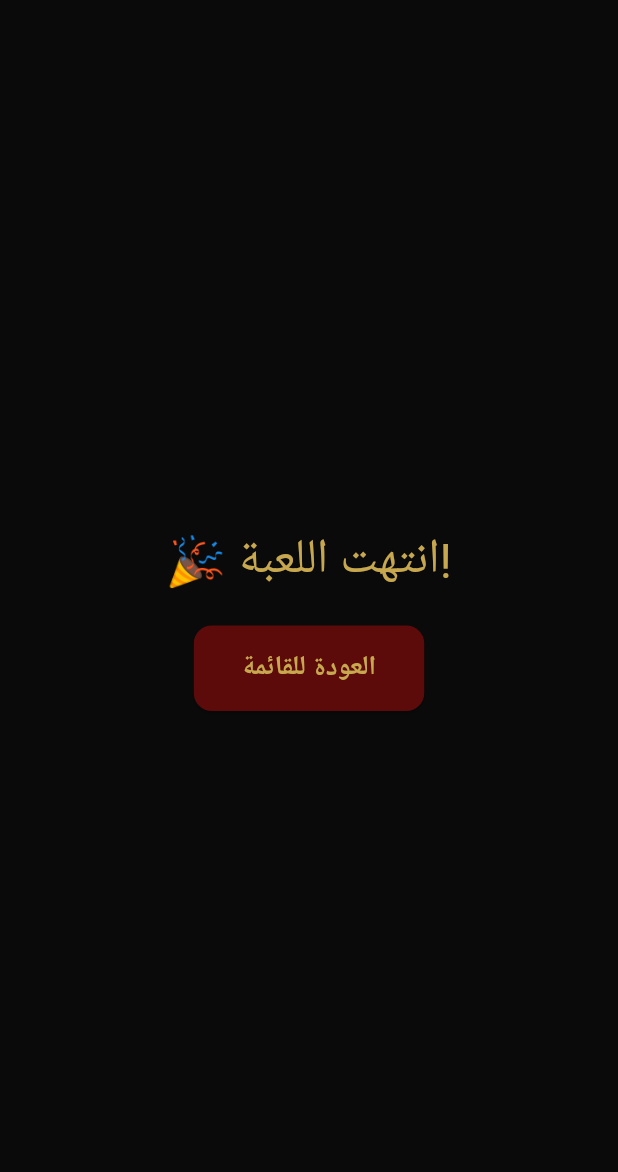
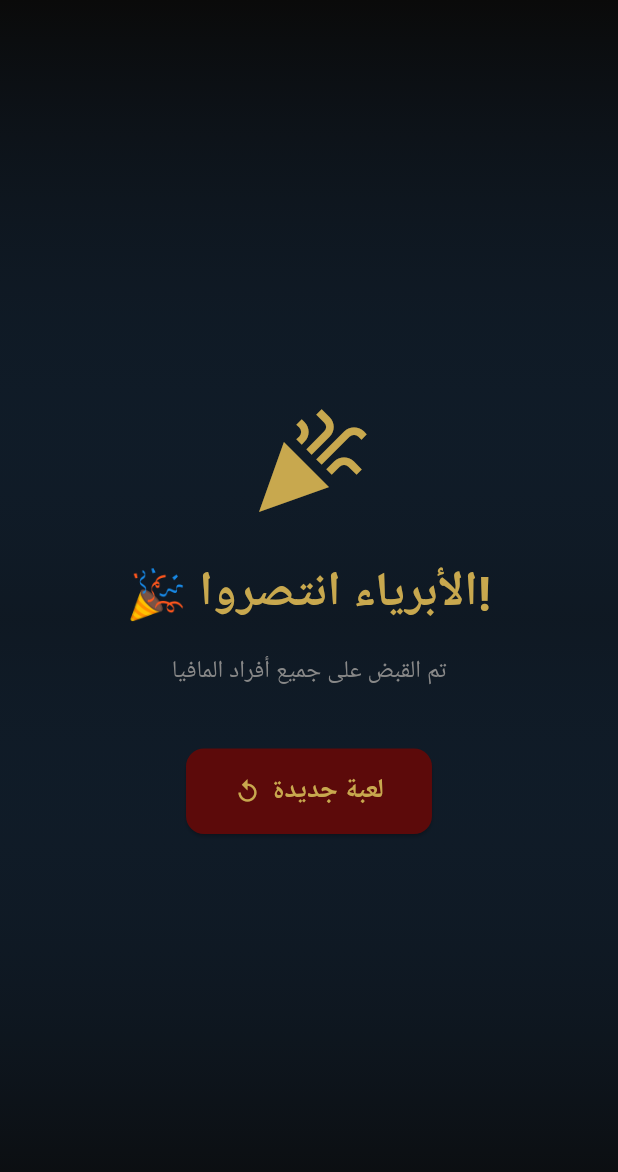
Before and after one commit to youssef0adel/Meen-Fena-, a Flutter app: the EndgameScreen screen opened by its route, on a phone screen of 412 x 824 dp. Shown: the top 1172 px of the screen. Run offline on Flutter 3.47's test engine with Material 3 defaults, Android fonts, the light colour scheme and no system bars; our stand-ins replace shared_preferences; accounts and stored records are empty; project files that could hold a hidden picture were left out.

Commit message:
Add Flutter structure19

```diff
--- a/lib/presentation/screens/endgame_screen.dart
+++ b/lib/presentation/screens/endgame_screen.dart
@@ -1,29 +1,81 @@
 import 'package:flutter/material.dart';
+import 'package:provider/provider.dart';
 import '../../core/theme/app_theme.dart';
+import '../providers/game_provider.dart';
 
 class EndgameScreen extends StatelessWidget {
   const EndgameScreen({super.key});
 
   @override
   Widget build(BuildContext context) {
+    final gameProvider = context.watch<GameProvider>();
+    final mafiaAlive = gameProvider.players.where((p) => p.isMafia && p.isAlive).length;
+    final innocentsWin = mafiaAlive == 0;
+
     return Scaffold(
       backgroundColor: AppTheme.primaryDark,
-      body: Center(
+      body: Container(
+        decoration: BoxDecoration(
+          gradient: LinearGradient(
+            begin: Alignment.topCenter,
+            end: Alignment.bottomCenter,
+            colors: [
+              AppTheme.primaryDark,
+              innocentsWin ? AppTheme.innocentBlue.withOpacity(0.3) : AppTheme.bloodRed.withOpacity(0.3),
+              AppTheme.primaryDark,
+            ],
+          ),
+        ),
+        child: Center(
+          child: Padding(
+            padding: const EdgeInsets.all(30),
             child: Column(
               mainAxisAlignment: MainAxisAlignment.center,
               children: [
-            const Text(
-              '🎉 انتهت اللعبة!',
-              style: TextStyle(color: AppTheme.goldAccent, fontSize: 32),
+                Icon(
+                  innocentsWin ? Icons.celebration : Icons.dangerous,
+                  size: 80,
+                  color: innocentsWin ? AppTheme.goldAccent : AppTheme.mafiaRed,
                 ),
-            const SizedBox(height: 20),
-            ElevatedButton(
+                const SizedBox(height: 24),
+                Text(
+                  innocentsWin ? '🎉 الأبرياء انتصروا!' : '💀 المافيا انتصرت!',
+                  style: TextStyle(
+                    fontSize: 32,
+                    fontWeight: FontWeight.bold,
+                    color: innocentsWin ? AppTheme.goldAccent : AppTheme.mafiaRed,
+                  ),
+                  textAlign: TextAlign.center,
+                ),
+                const SizedBox(height: 16),
+                Text(
+                  innocentsWin
+                    ? 'تم القبض على جميع أفراد المافيا'
+                    : 'سيطرت المافيا على اللعبة',
+                  style: const TextStyle(
+                    color: AppTheme.textSecondary,
+                    fontSize: 16,
+                  ),
+                  textAlign: TextAlign.center,
+                ),
+                const SizedBox(height: 40),
+                ElevatedButton.icon(
                   onPressed: () {
+                    gameProvider.resetGame();
                     Navigator.pushNamedAndRemoveUntil(context, '/menu', (route) => false);
                   },
-              child: const Text('العودة للقائمة'),
+                  icon: const Icon(Icons.replay),
+                  label: const Text('لعبة جديدة'),
+                  style: ElevatedButton.styleFrom(
+                    backgroundColor: AppTheme.bloodRed,
+                    foregroundColor: AppTheme.goldAccent,
+                    padding: const EdgeInsets.symmetric(horizontal: 32, vertical: 16),
+                    textStyle: const TextStyle(fontSize: 18, fontWeight: FontWeight.bold),
+                  ),
                 ),
               ],
+            ),
+          ),
         ),
       ),
     );
--- a/lib/presentation/screens/role_reveal_screen.dart
+++ b/lib/presentation/screens/role_reveal_screen.dart
@@ -74,7 +74,7 @@ class _RoleRevealScreenState extends State<RoleRevealScreen>
   @override
   Widget build(BuildContext context) {
     final gameProvider = context.watch<GameProvider>();
-    final currentPlayer = gameProvider.players[_currentPlayerIndex];
+    final currentPlayer = gameProvider.players[_currentPlayerIndex]; // ✅ تعريف currentPlayer
     final character = gameProvider.currentCase?.suspects.firstWhere(
       (c) => c.id == currentPlayer.characterId,
     );
```
Also changed, not shown: lib/presentation/screens/game_screen.dart (+14 -10 lines), lib/presentation/screens/voting_screen.dart (+82 -12 lines). Lines whose indentation alone changed are shown as unchanged.
